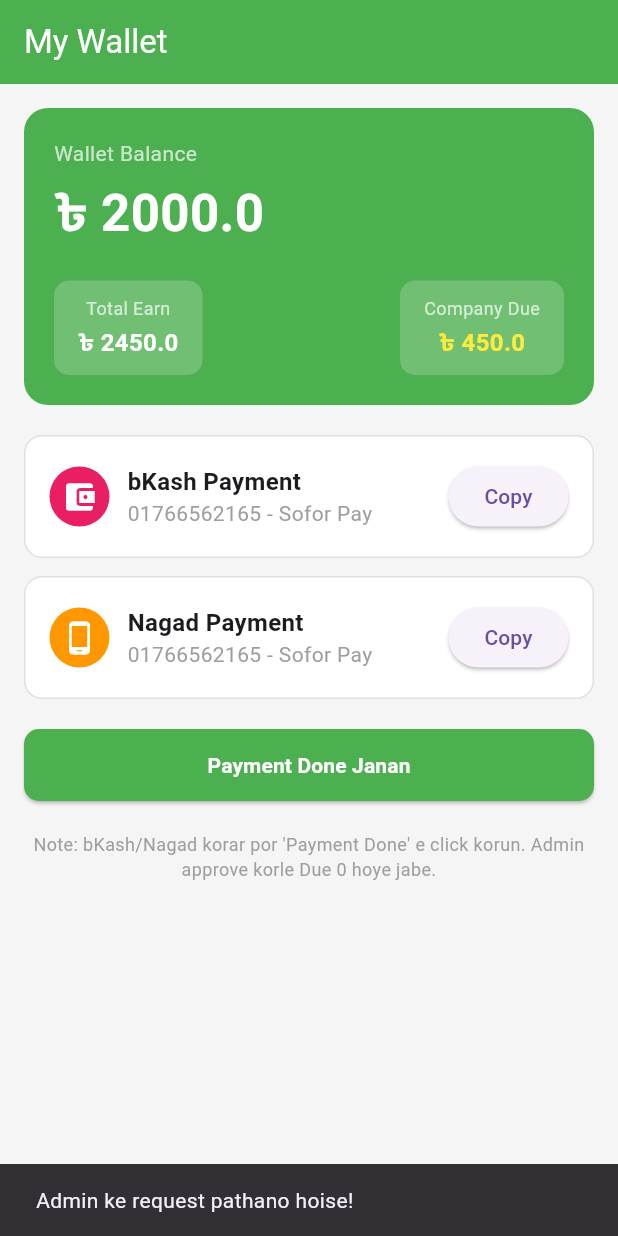
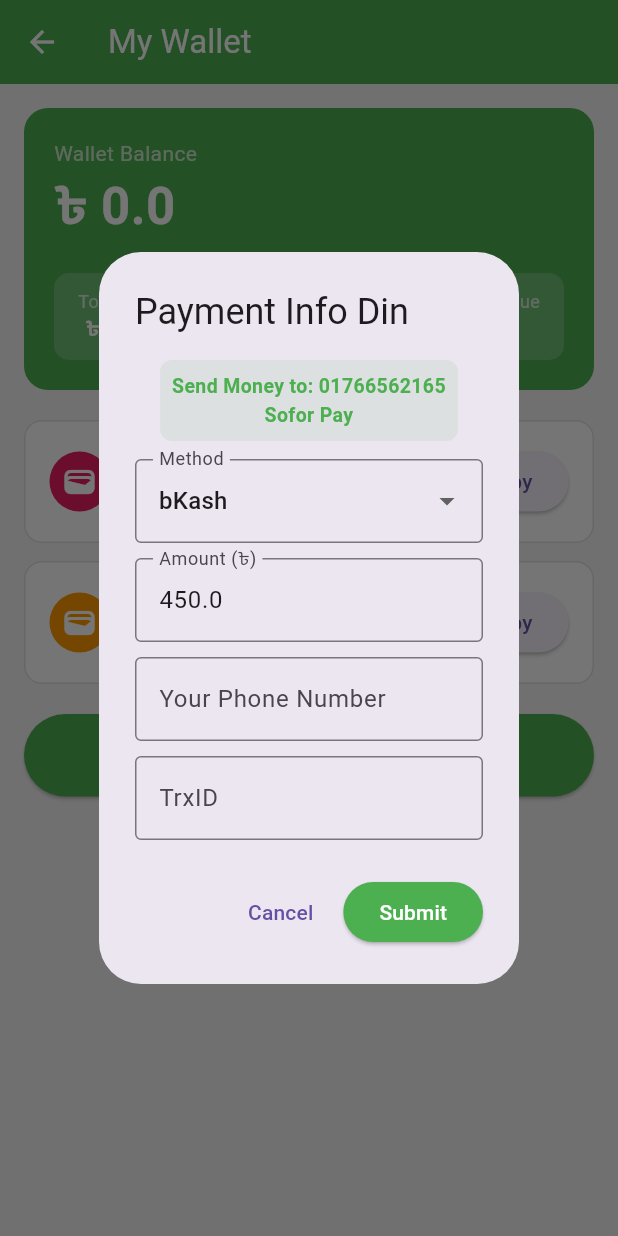
Before and after one commit to hridoy978121-a11y/sofor_driver, a Flutter app: the WalletScreen screen opened directly, after a tap on "Payment Done Janan", on a phone screen of 412 x 824 dp. Run offline on Flutter 3.47's test engine with Material 3 defaults, Android fonts, the phone set to English and light mode, and no system bars; our stand-ins replace cloud_firestore, firebase_auth, firebase_core, flutter_tts, geolocator, google_maps_flutter and 2 more; accounts and stored records are empty; network calls fail.

Commit message:
final wallet fix - driverPhone solved

```diff
--- a/lib/core/services/location_service.dart
+++ b/lib/core/services/location_service.dart
@@ -20,7 +20,7 @@
 
   void startTracking() {
     _positionStream = Geolocator.getPositionStream(
-      locationSettings: LocationSettings(accuracy: LocationAccuracy.high, distanceFilter: 10),
+      locationSettings: const LocationSettings(accuracy: LocationAccuracy.high, distanceFilter: 10),
     ).listen((Position pos) {
       String? uid = _auth.currentUser?.uid;
       if (uid != null) {
--- a/lib/screens/advance/advance_list.dart
+++ b/lib/screens/advance/advance_list.dart
@@ -130,7 +130,7 @@
           const SizedBox(height: 12),
           Row(children: [const Icon(Icons.circle, size: 10, color: Colors.green), const SizedBox(width: 8), Expanded(child: Text(from))]),
           const Padding(padding: EdgeInsets.only(left: 4, top: 2, bottom: 2), child: Text("|", style: TextStyle(color: Colors.grey))),
-          Row(children: [const Icon(Icons.location_on, size: 14, color: Colors.red), const SizedBox(width: 8), Expanded(child: Text(to, style: TextStyle(fontWeight: FontWeight.bold)))]),
+          Row(children: [const Icon(Icons.location_on, size: 14, color: Colors.red), const SizedBox(width: 8), Expanded(child: Text(to, style: const TextStyle(fontWeight: FontWeight.bold)))]),
           const Divider(height: 20),
           Row(
             mainAxisAlignment: MainAxisAlignment.spaceBetween,
--- a/lib/screens/wallet_screen.dart
+++ b/lib/screens/wallet_screen.dart
@@ -1,143 +1,213 @@
 import 'package:flutter/material.dart';
 import 'package:flutter/services.dart';
+import 'package:cloud_firestore/cloud_firestore.dart';
+import 'package:firebase_auth/firebase_auth.dart';
 
-class WalletScreen extends StatelessWidget {
+class WalletScreen extends StatefulWidget {
   const WalletScreen({super.key});
+  @override
+  State<WalletScreen> createState() => _WalletScreenState();
+}
 
-  // === তোমার নাম্বার ===
+class _WalletScreenState extends State<WalletScreen> {
   static const String bkashNumber = "01766562165";
   static const String nagadNumber = "01766562165";
-  static const String accName = "Sofor Pay";
+
+  double walletBalance = 0;
+  double companyDue = 450;
+  bool isLoading = false;
+  String driverPhoneFromDb = "";
+  String driverIdForDb = "test_driver_id";
 
   @override
-  Widget build(BuildContext context) {
-    double totalEarning = 2450;
-    double walletBalance = 2000;
-    double companyDue = 450;
+  void initState() {
+    super.initState();
+    _loadDriverData();
+  }
 
-    return Scaffold(
-      backgroundColor: Colors.grey[100],
-      appBar: AppBar(
-        title: const Text("My Wallet"),
-        backgroundColor: Colors.green,
-        foregroundColor: Colors.white,
-        automaticallyImplyLeading: false,
+  Future<void> _loadDriverData() async {
+    final user = FirebaseAuth.instance.currentUser;
+    // User থাকলে তার UID, না থাকলে test_driver_id
+    String docId = user?.uid ?? "test_driver_id";
+    driverIdForDb = docId;
+
+    try {
+      final doc = await FirebaseFirestore.instance.collection("drivers").doc(docId).get();
+      if (doc.exists) {
+        final data = doc.data()!;
+        setState(() {
+          walletBalance = (data['walletBalance'] ?? 0).toDouble();
+          companyDue = (data['companyDue'] ?? 450).toDouble();
+          // phone field 2 নামে থাকতে পারে, 2টাই চেক করবে
+          driverPhoneFromDb = data['phone'] ?? data['phoneNumber'] ?? data['mobile'] ?? user?.phoneNumber ?? "";
+        });
+      } else {
+        // Document না থাকলে Auth থেকে নিবে
+        setState(() {
+          driverPhoneFromDb = user?.phoneNumber ?? "";
+        });
+      }
+    } catch (e) {
+      debugPrint("Driver load error: $e");
+    }
+  }
+
+  Future<void> _showPaymentDialog() async {
+    String selectedMethod = "bKash";
+    final amountCtrl = TextEditingController(text: companyDue.toString());
+    final trxCtrl = TextEditingController();
+    // যদি DB থেকে ফোন না পায়, তাহলে ইউজারকে ফোন লিখতে বলবে
+    final phoneCtrl = TextEditingController(text: driverPhoneFromDb);
+
+    return showDialog(
+      context: context,
+      builder: (ctx) => StatefulBuilder(
+        builder: (ctx, setSt) => AlertDialog(
+          title: const Text("Payment Info Din"),
+          content: SingleChildScrollView(
+            child: Column(
+              mainAxisSize: MainAxisSize.min,
+              children: [
+                Container(
+                  padding: const EdgeInsets.all(8),
+                  decoration: BoxDecoration(color: Colors.green.withOpacity(0.1), borderRadius: BorderRadius.circular(8)),
+                  child: Text("Send Money to: $bkashNumber\nSofor Pay", textAlign: TextAlign.center, style: const TextStyle(fontSize: 13, color: Colors.green, fontWeight: FontWeight.bold)),
                 ),
-      body: SingleChildScrollView(
-        padding: const EdgeInsets.all(16),
-        child: Column(
-          children: [
-            // Sobuj Card
-            Container(
-              width: double.infinity,
-              padding: const EdgeInsets.all(20),
-              decoration: BoxDecoration(
-                color: Colors.green,
-                borderRadius: BorderRadius.circular(16),
+                const SizedBox(height: 12),
+                DropdownButtonFormField(
+                  value: selectedMethod,
+                  items: const [
+                    DropdownMenuItem(value: "bKash", child: Text("bKash")),
+                    DropdownMenuItem(value: "Nagad", child: Text("Nagad")),
+                  ],
+                  onChanged: (v) => setSt(() => selectedMethod = v!),
+                  decoration: const InputDecoration(labelText: "Method", border: OutlineInputBorder()),
                 ),
-              child: Column(
-                crossAxisAlignment: CrossAxisAlignment.start,
-                children: [
-                  const Text("Wallet Balance", style: TextStyle(color: Colors.white70)),
-                  const SizedBox(height: 5),
-                  Text("৳ $walletBalance", style: const TextStyle(color: Colors.white, fontSize: 34, fontWeight: FontWeight.bold)),
-                  const SizedBox(height: 20),
-                  Row(
-                    mainAxisAlignment: MainAxisAlignment.spaceBetween,
-                    children: [
-                      _smallBox("Total Earn", "৳ $totalEarning"),
-                      _smallBox("Company Due", "৳ $companyDue", isDue: true),
-                    ],
-                  )
+                const SizedBox(height: 10),
+                TextField(controller: amountCtrl, keyboardType: TextInputType.number, decoration: const InputDecoration(labelText: "Amount (৳)", border: OutlineInputBorder())),
+                const SizedBox(height: 10),
+                // ফোন নাম্বার ফিল্ড - খালি থাকলে দেখাবে
+                TextField(
+                  controller: phoneCtrl,
+                  keyboardType: TextInputType.phone,
+                  decoration: const InputDecoration(labelText: "Your Phone Number", border: OutlineInputBorder(), hintText: "01XXXXXXXXX")
+                ),
+                const SizedBox(height: 10),
+                TextField(controller: trxCtrl, decoration: const InputDecoration(labelText: "TrxID", border: OutlineInputBorder(), hintText: "Ex: 8G4T9X2L")),
               ],
             ),
           ),
-            const SizedBox(height: 20),
-
-            // 1. bKash Box
-            _paymentBox(
-              context,
-              icon: Icons.account_balance_wallet,
-              color: Colors.pink,
-              title: "bKash Payment",
-              number: bkashNumber,
-              name: accName,
+          actions: [
+            TextButton(onPressed: () => Navigator.pop(ctx), child: const Text("Cancel")),
+            ElevatedButton(
+              style: ElevatedButton.styleFrom(backgroundColor: Colors.green, foregroundColor: Colors.white),
+              onPressed: () async {
+                if (trxCtrl.text.trim().isEmpty) {
+                  ScaffoldMessenger.of(context).showSnackBar(const SnackBar(content: Text("TrxID দিন")));
+                  return;
+                }
+                if (phoneCtrl.text.trim().isEmpty) {
+                  ScaffoldMessenger.of(context).showSnackBar(const SnackBar(content: Text("Phone Number দিন")));
+                  return;
+                }
+                Navigator.pop(ctx);
+                // ফোন নাম্বারটা save করে রাখলাম
+                setState(() => driverPhoneFromDb = phoneCtrl.text.trim());
+                await _sendRequestToFirebase(selectedMethod, amountCtrl.text, trxCtrl.text.trim(), phoneCtrl.text.trim());
+              },
+              child: const Text("Submit"),
             ),
-            const SizedBox(height: 12),
-
-            // 2. Nagad Box
-            _paymentBox(
-              context,
-              icon: Icons.phone_android,
-              color: Colors.orange,
-              title: "Nagad Payment",
-              number: nagadNumber,
-              name: accName,
-            ),
-
-            const SizedBox(height: 20),
-            SizedBox(
-              width: double.infinity,
-              child: ElevatedButton(
-                style: ElevatedButton.styleFrom(backgroundColor: Colors.green, foregroundColor: Colors.white, padding: const EdgeInsets.all(14), shape: RoundedRectangleBorder(borderRadius: BorderRadius.circular(10))),
-                onPressed: () {
-                  ScaffoldMessenger.of(context).showSnackBar(const SnackBar(content: Text("Admin ke request pathano hoise!")));
-                },
-                child: const Text("Payment Done Janan", style: TextStyle(fontWeight: FontWeight.bold)),
-              ),
-            ),
-            const SizedBox(height: 20),
-            const Text("Note: bKash/Nagad korar por 'Payment Done' e click korun. Admin approve korle Due 0 hoye jabe.", textAlign: TextAlign.center, style: TextStyle(color: Colors.grey, fontSize: 12)),
           ],
         ),
       ),
     );
   }
 
-  Widget _paymentBox(BuildContext context, {required IconData icon, required Color color, required String title, required String number, required String name}) {
-    return Container(
+  Future<void> _sendRequestToFirebase(String method, String amount, String trxId, String phone) async {
+    setState(() => isLoading = true);
+    try {
+      final user = FirebaseAuth.instance.currentUser;
+
+      await FirebaseFirestore.instance.collection("payment_requests").add({
+        "driverId": user?.uid ?? driverIdForDb,
+        "driverName": user?.displayName ?? "Sofor Driver",
+        "driverPhone": phone, // এখন ১০০% আসবে, খালি না
+        "method": method,
+        "amount": double.tryParse(amount) ?? 0,
+        "trxId": trxId,
+        "status": "pending",
+        "createdAt": FieldValue.serverTimestamp(),
+        "bkashNumber": bkashNumber,
+        "nagadNumber": nagadNumber,
+      });
+
+      if (mounted) {
+        ScaffoldMessenger.of(context).showSnackBar(const SnackBar(content: Text("Request Admin er kache geche! Approve er jonno wait korun."), backgroundColor: Colors.green));
+      }
+    } catch (e) {
+      if(mounted) ScaffoldMessenger.of(context).showSnackBar(SnackBar(content: Text("Error: $e"), backgroundColor: Colors.red));
+    }
+    setState(() => isLoading = false);
+  }
+
+  @override
+  Widget build(BuildContext context) {
+    return Scaffold(
+      backgroundColor: Colors.grey[100],
+      appBar: AppBar(title: const Text("My Wallet"), backgroundColor: Colors.green, foregroundColor: Colors.white),
+      body: SingleChildScrollView(
         padding: const EdgeInsets.all(16),
-      decoration: BoxDecoration(
-        color: Colors.white,
-        border: Border.all(color: Colors.black12),
-        borderRadius: BorderRadius.circular(12),
-      ),
-      child: Row(
+        child: Column(
           children: [
-          CircleAvatar(backgroundColor: color, child: Icon(icon, color: Colors.white)),
-          const SizedBox(width: 12),
-          Expanded(
+            Container(
+              width: double.infinity,
+              padding: const EdgeInsets.all(20),
+              decoration: BoxDecoration(color: Colors.green, borderRadius: BorderRadius.circular(16)),
               child: Column(
                 crossAxisAlignment: CrossAxisAlignment.start,
                 children: [
-                Text(title, style: const TextStyle(fontWeight: FontWeight.bold, fontSize: 16)),
-                Text("$number - $name", style: const TextStyle(color: Colors.grey)),
+                  const Text("Wallet Balance", style: TextStyle(color: Colors.white70)),
+                  Text("৳ $walletBalance", style: const TextStyle(color: Colors.white, fontSize: 34, fontWeight: FontWeight.bold)),
+                  const SizedBox(height: 20),
+                  Row(mainAxisAlignment: MainAxisAlignment.spaceBetween, children: [
+                    _smallBox("Total Earn", "৳ 2450"),
+                    _smallBox("Company Due", "৳ $companyDue", isDue: true),
+                  ])
                 ],
               ),
             ),
-          ElevatedButton(
-            onPressed: () {
-              Clipboard.setData(ClipboardData(text: number));
-              ScaffoldMessenger.of(context).showSnackBar(SnackBar(content: Text("$title Number Copyed!")));
-            },
-            child: const Text("Copy"),
-          )
+            const SizedBox(height: 20),
+            _paymentBox(context, color: Colors.pink, title: "bKash Payment", number: bkashNumber),
+            const SizedBox(height: 12),
+            _paymentBox(context, color: Colors.orange, title: "Nagad Payment", number: nagadNumber),
+            const SizedBox(height: 20),
+            SizedBox(
+              width: double.infinity,
+              child: ElevatedButton(
+                style: ElevatedButton.styleFrom(backgroundColor: Colors.green, foregroundColor: Colors.white, padding: const EdgeInsets.all(16)),
+                onPressed: isLoading ? null : _showPaymentDialog,
+                child: isLoading ? const CircularProgressIndicator(color: Colors.white) : const Text("Payment Done Janan", style: TextStyle(fontWeight: FontWeight.bold, fontSize: 16)),
+              ),
+            ),
           ],
+        ),
       ),
     );
   }
 
-  Widget _smallBox(String title, String value, {bool isDue = false}) {
+  Widget _paymentBox(BuildContext context, {required Color color, required String title, required String number}) {
     return Container(
-      padding: const EdgeInsets.symmetric(horizontal: 16, vertical: 10),
-      decoration: BoxDecoration(color: Colors.white.withOpacity(0.2), borderRadius: BorderRadius.circular(10)),
-      child: Column(
-        children: [
-          Text(title, style: const TextStyle(color: Colors.white70, fontSize: 12)),
-          const SizedBox(height: 2),
-          Text(value, style: TextStyle(color: isDue? Colors.yellow : Colors.white, fontWeight: FontWeight.bold, fontSize: 16)),
-        ],
-      ),
+      padding: const EdgeInsets.all(16),
+      decoration: BoxDecoration(color: Colors.white, borderRadius: BorderRadius.circular(12), border: Border.all(color: Colors.black12)),
+      child: Row(children: [
+        CircleAvatar(backgroundColor: color, child: const Icon(Icons.wallet, color: Colors.white)),
+        const SizedBox(width: 12),
+        Expanded(child: Column(crossAxisAlignment: CrossAxisAlignment.start, children: [Text(title, style: const TextStyle(fontWeight: FontWeight.bold)), Text("$number - Sofor Pay", style: const TextStyle(color: Colors.grey, fontSize: 12))])),
+        ElevatedButton(onPressed: () {Clipboard.setData(ClipboardData(text: number)); ScaffoldMessenger.of(context).showSnackBar(SnackBar(content: Text("$title Copied!")));}, child: const Text("Copy"))
+      ]),
     );
   }
+  Widget _smallBox(String title, String value, {bool isDue = false}) {
+    return Container(padding: const EdgeInsets.symmetric(horizontal: 16, vertical: 10), decoration: BoxDecoration(color: Colors.white.withOpacity(0.2), borderRadius: BorderRadius.circular(10)), child: Column(children: [Text(title, style: const TextStyle(color: Colors.white70, fontSize: 12)), Text(value, style: TextStyle(color: isDue ? Colors.yellow : Colors.white, fontWeight: FontWeight.bold))]));
   }
+}
--- a/pubspec.yaml
+++ b/pubspec.yaml
@@ -19,8 +19,8 @@
   image_picker: ^1.0.7
   permission_handler: ^11.3.0
   firebase_core: ^2.32.0
-  cloud_firestore: ^4.17.0
-  firebase_auth: ^4.19.0
+  cloud_firestore: ^4.17.5
+  firebase_auth: ^4.20.0
   google_maps_flutter: ^2.8.0
   shared_preferences: ^2.5.3
 
```
Also changed, not shown: lib/screens/admin/admin_wallet_requests.dart (added, +115 -0 lines), lib/screens/trip/trip_request.dart (+9 -9 lines), 1 other file. Lines whose indentation alone changed are shown as unchanged.
